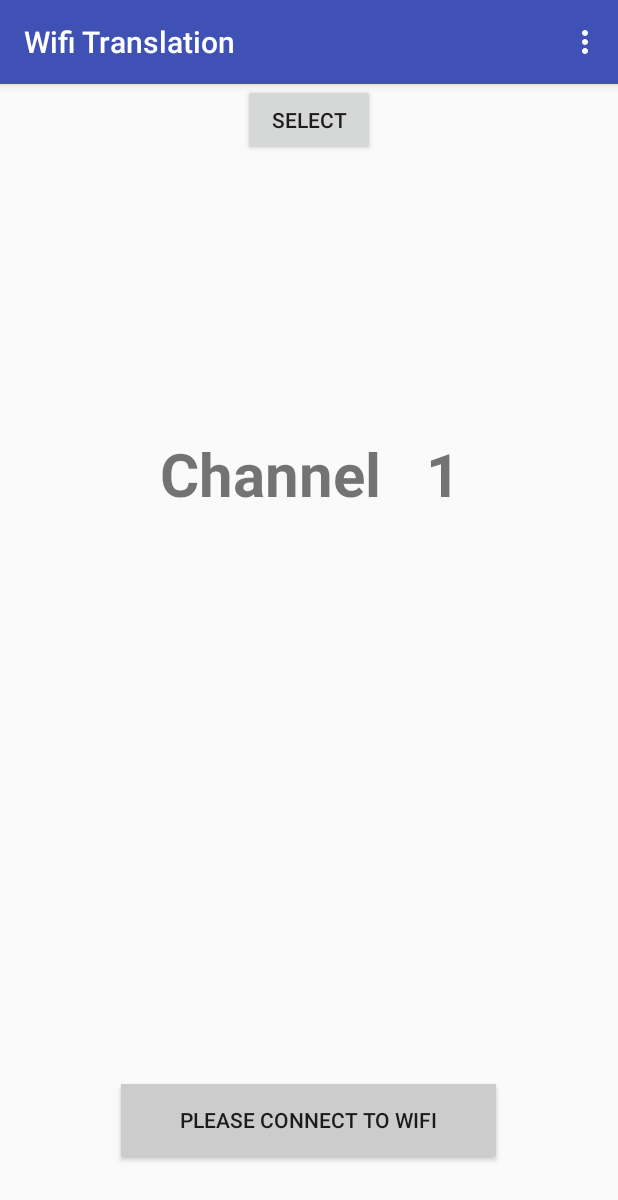
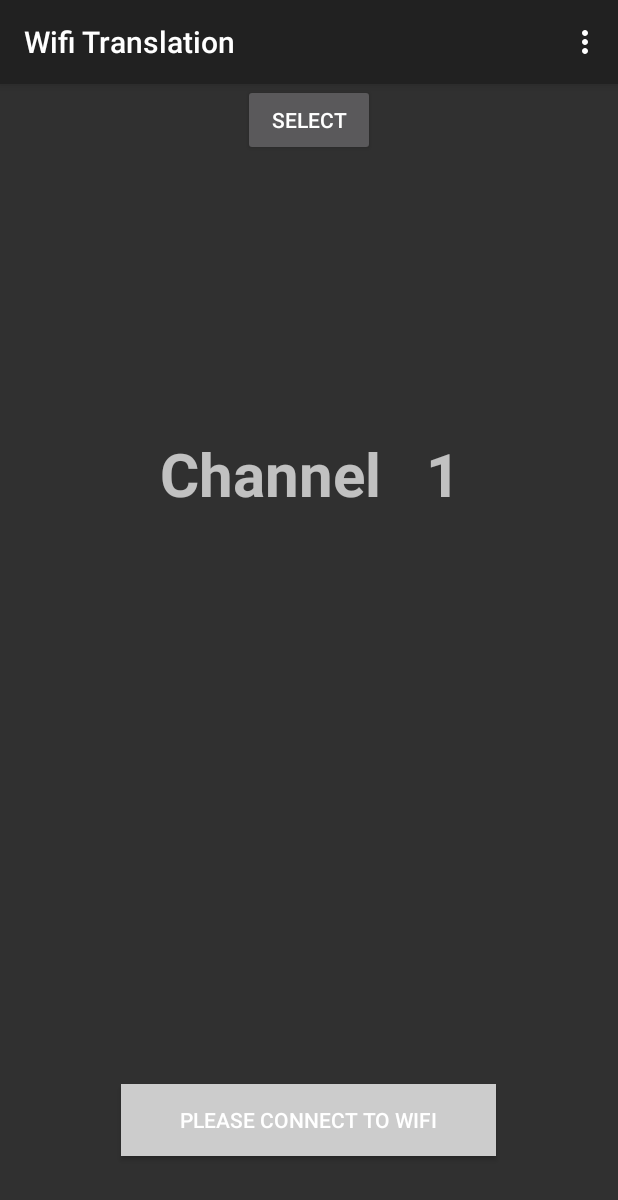
Before and after one commit to sblandford/WifiTranslation, an Android app: the screen it shows after launch (MainActivity), on a phone screen of 412 x 824 dp. Shown: the top 1200 px of the screen. Run offline under Robolectric (Android 15) with nearby library versions, the phone set to English and light mode, and no system bars; network calls fail; pictures from the network do not load.

Commit message:
Switched to night mode. More friendly to OLED battery life and use of App in dark venues

```diff
--- a/app/src/main/java/eu/bkwsu/webcast/wifitranslation/HubComms.java
+++ b/app/src/main/java/eu/bkwsu/webcast/wifitranslation/HubComms.java
@@ -182,7 +182,7 @@ public class HubComms {
                         Log.d(TAG, "Active state thread interrupted");
                     }
                 }
-                //If we hostname-based fetch failed then try looking for broadcast of IP instead
+                //If the hostname-based fetch failed then try looking for broadcast of IP instead
                 if ((pollCount == 0) && hubByHostname) {
                     broadcastStart ();
                 }
--- a/app/src/main/res/values/styles.xml
+++ b/app/src/main/res/values/styles.xml
@@ -1,11 +1,11 @@
 <resources>
 
     <!-- Base application theme. -->
-    <style name="AppTheme" parent="Theme.AppCompat.Light.DarkActionBar">
+    <style name="AppTheme" parent="Theme.AppCompat">
         <!-- Customize your theme here. -->
-        <item name="colorPrimary">@color/colorPrimary</item>
+        <!-- <item name="colorPrimary">@color/colorPrimary</item>
         <item name="colorPrimaryDark">@color/colorPrimaryDark</item>
-        <item name="colorAccent">@color/colorAccent</item>
+        <item name="colorAccent">@color/colorAccent</item> -->
     </style>
 
 </resources>
```
